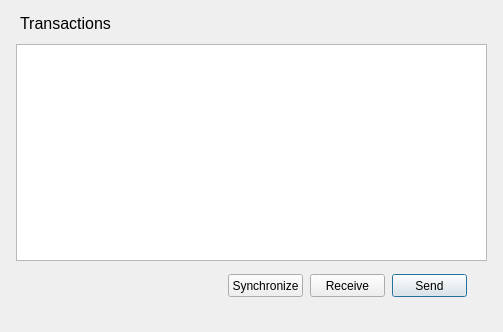
First picture: the form in lib/view/walletdialog.ui, repository RdeWilde/JoyStream, before the edit.
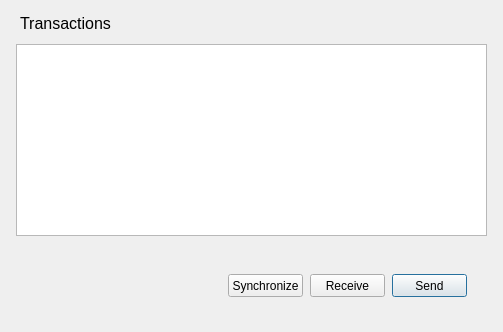
Second picture: the form after the edit.

What changed in the file:
```diff
--- a/lib/view/walletdialog.ui
+++ b/lib/view/walletdialog.ui
@@ -19,7 +19,7 @@
      <x>16</x>
      <y>44</y>
      <width>471</width>
-     <height>217</height>
+     <height>192</height>
     </rect>
    </property>
   </widget>
```
